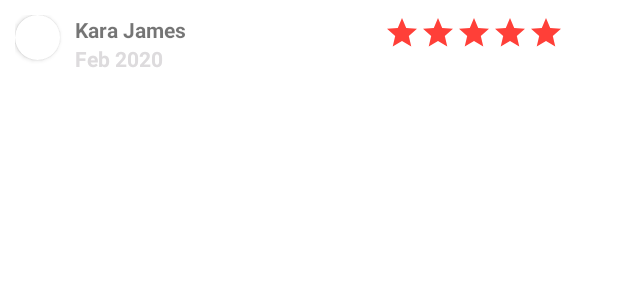
After one commit to victorbamikole/hotel-booking-app, an Android app: the layout fragment_review_page_recycler_view_layout.xml on its own in the app's theme, with its tools: preview values and no code run, on a phone screen of 412 x 824 dp. The commit adds this screen. Shown: the top 300 px of the screen. Run offline under Robolectric (Android 15) with nearby library versions, the phone set to English and light mode, and no system bars.

Commit message:
added recycler view and rv adapter to dhow customer reviews

```diff
--- /dev/null
+++ b/app/src/main/java/com/example/hbapplicationgroupb/ui/review/ReviewPageFragmentRVAdapter.kt
@@ -0,0 +1,5 @@
+package com.example.hbapplicationgroupb.ui.review
+
+class ReviewPageFragmentRVAdapter {
+
+}
--- /dev/null
+++ b/app/src/main/res/drawable/ic_baseline_redstar_24.xml
@@ -0,0 +1,10 @@
+<vector xmlns:android="http://schemas.android.com/apk/res/android"
+    android:width="24dp"
+    android:height="24dp"
+    android:viewportWidth="24"
+    android:viewportHeight="24"
+    >
+  <path
+      android:fillColor="@color/custom_orange"
+      android:pathData="M12,17.27L18.18,21l-1.64,-7.03L22,9.24l-7.19,-0.61L12,2 9.19,8.63 2,9.24l5.46,4.73L5.82,21z"/>
+</vector>
--- /dev/null
+++ b/app/src/main/res/layout/fragment_review_page_recycler_view_layout.xml
@@ -0,0 +1,104 @@
+<?xml version="1.0" encoding="utf-8"?>
+<androidx.constraintlayout.widget.ConstraintLayout xmlns:android="http://schemas.android.com/apk/res/android"
+    android:layout_width="match_parent"
+    android:layout_height="wrap_content"
+    android:padding="10dp"
+    xmlns:app="http://schemas.android.com/apk/res-auto">
+    <LinearLayout
+        android:id="@+id/fragment_review_page_recycler_personProfile_container"
+        android:layout_width="0dp"
+        android:weightSum="100"
+        android:layout_height="wrap_content"
+        app:layout_constraintTop_toTopOf="parent"
+        app:layout_constraintStart_toStartOf="parent"
+        app:layout_constraintEnd_toEndOf="parent"
+
+        >
+        <androidx.cardview.widget.CardView
+            android:id="@+id/fragment_review_page_recycler_personProfile_card"
+            android:layout_width="30dp"
+            android:layout_height="30dp"
+            app:cardCornerRadius="15dp"
+            >
+            <ImageView
+                android:id="@+id/fragment_review_page_recycler_imageView_personProfile"
+                android:layout_width="match_parent"
+                android:layout_height="match_parent"
+                android:contentDescription="@string/userImage"
+                />
+        </androidx.cardview.widget.CardView>
+        <LinearLayout
+            android:id="@+id/fragment_review_page_recycler_personName_container"
+            android:layout_width="wrap_content"
+            android:layout_height="wrap_content"
+            android:orientation="vertical"
+            android:layout_marginStart="10dp"
+            >
+        <TextView
+            android:id="@+id/fragment_review_page_recycler_tv_personName"
+            android:layout_width="wrap_content"
+            android:layout_height="wrap_content"
+            android:text="@string/kara_james"
+            android:textStyle="bold"
+            />
+        <TextView
+            android:layout_width="wrap_content"
+            android:layout_height="wrap_content"
+            android:text="@string/feb_2020"
+            android:textColor="@color/custom_light_ash"
+            android:textStyle="bold"
+            />
+        </LinearLayout>
+        <LinearLayout
+            android:id="@+id/fragment_review_page_star_view_container"
+            android:layout_width="0dp"
+            android:layout_weight="90"
+            android:layout_height="wrap_content"
+            android:layout_marginStart="20dp"
+            android:gravity="end"
+            android:layout_gravity="end"
+            >
+            <View
+                android:id="@+id/fragment_review_page_redStar_view_1"
+                android:layout_height="24dp"
+                android:layout_width="24dp"
+                android:background="@drawable/ic_baseline_redstar_24"
+                />
+            <View
+                android:id="@+id/fragment_review_page_redStar_view_2"
+                android:layout_height="24dp"
+                android:layout_width="24dp"
+                android:background="@drawable/ic_baseline_redstar_24"
+                />
+            <View
+                android:id="@+id/fragment_review_page_redStar_view_3"
+                android:layout_height="24dp"
+                android:layout_width="24dp"
+                android:background="@drawable/ic_baseline_redstar_24"
+                />
+            <View
+                android:id="@+id/fragment_review_page_redStar_view_4"
+                android:layout_height="24dp"
+                android:layout_width="24dp"
+                android:background="@drawable/ic_baseline_redstar_24"
+                />
+            <View
+                android:id="@+id/fragment_review_page_redStar_view_5"
+                android:layout_height="24dp"
+                android:layout_width="24dp"
+                android:background="@drawable/ic_baseline_redstar_24"
+                />
+        </LinearLayout>
+
+    </LinearLayout>
+    <TextView
+        android:id="@+id/fragment_review_page_recycler_tv_userReview"
+        android:layout_width="0dp"
+        android:layout_height="wrap_content"
+        android:padding="10dp"
+        app:layout_constraintTop_toBottomOf="@id/fragment_review_page_recycler_personProfile_container"
+        app:layout_constraintStart_toStartOf="parent"
+        app:layout_constraintEnd_toEndOf="parent"
+        />
+
+</androidx.constraintlayout.widget.ConstraintLayout>
--- a/app/src/main/res/values/strings.xml
+++ b/app/src/main/res/values/strings.xml
@@ -9,4 +9,7 @@
     <string name="_4_5">4.5</string>
     <string name="out_of_5">(OUT OF 5)</string>
     <string name="_25_ratings">25 Ratings</string>
+    <string name="feb_2020">Feb 2020</string>
+    <string name="kara_james">Kara James</string>
+    <string name="userImage">userImage</string>
 </resources>
```
